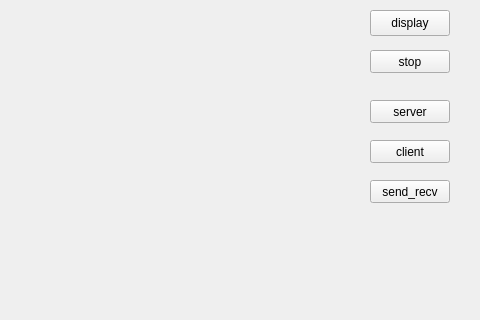
Old version of the form widget.ui in the repository stmwiz/codetest; both pictures show x 320 to 800 and y 280 to 600 of the 800 by 600 pixel window.
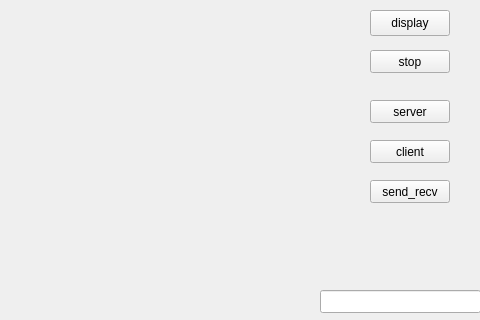
New version of the form.

Diff of the .ui file:
```diff
--- a/widget.ui
+++ b/widget.ui
@@ -130,6 +130,16 @@
     <string>send_recv</string>
    </property>
   </widget>
+  <widget class="QLineEdit" name="lin_input">
+   <property name="geometry">
+    <rect>
+     <x>640</x>
+     <y>570</y>
+     <width>161</width>
+     <height>23</height>
+    </rect>
+   </property>
+  </widget>
  </widget>
  <resources/>
  <connections/>
```
